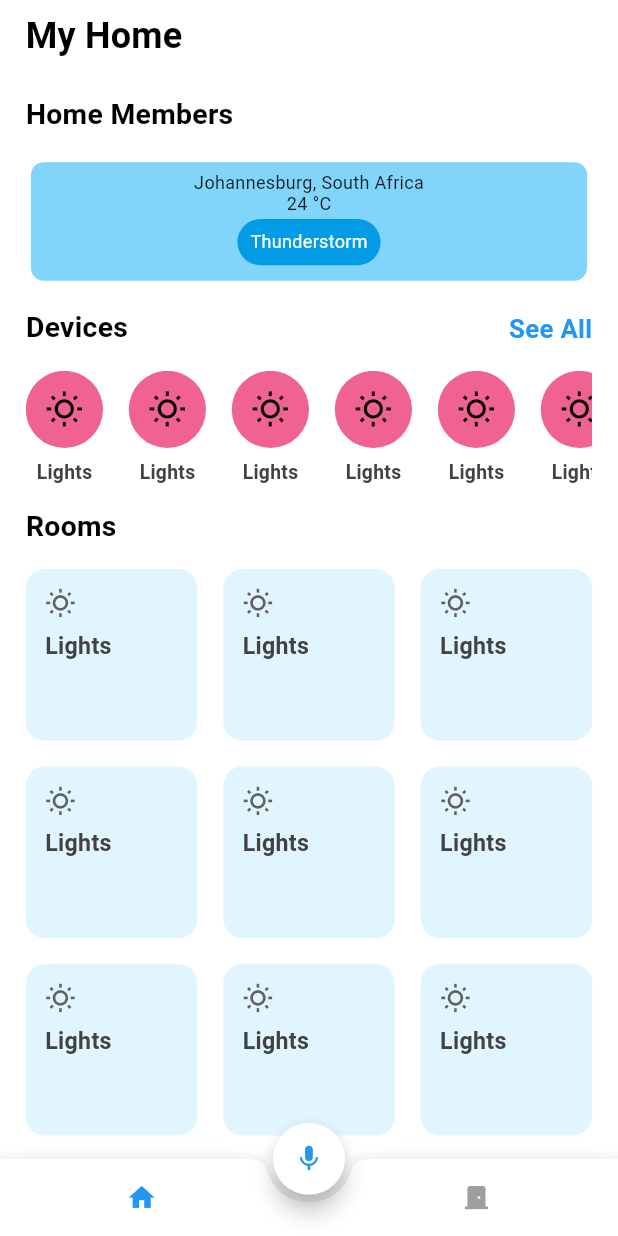
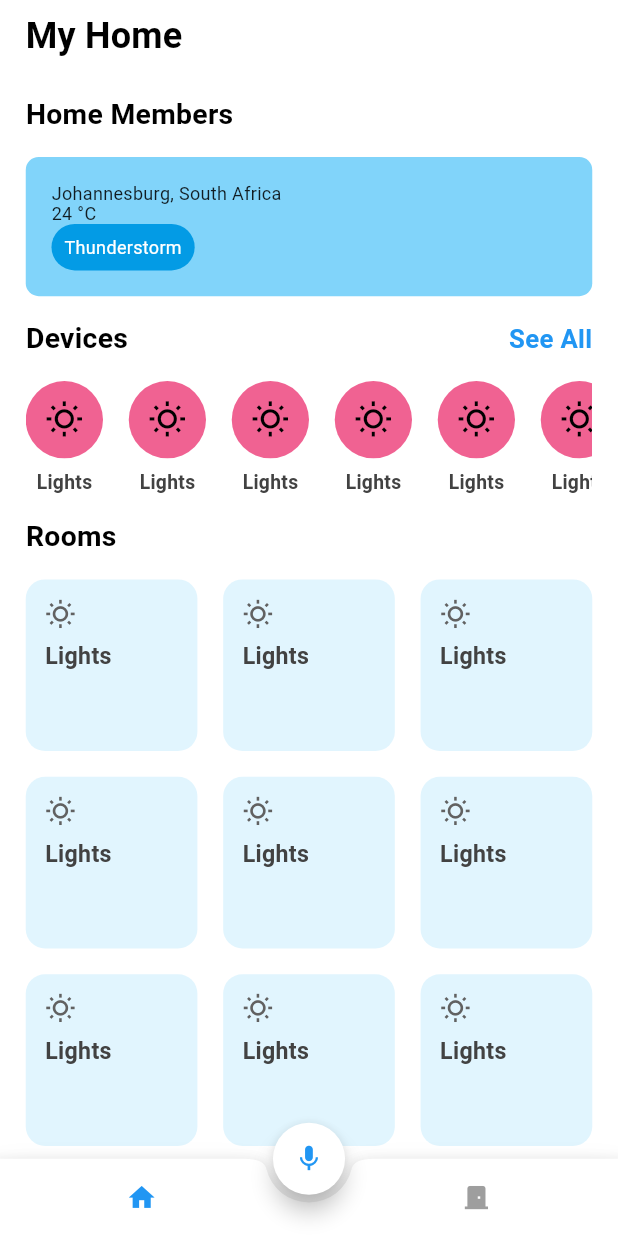
Before and after one commit to MAYasin/sync_home, a Flutter app: the screen it shows after launch, on a phone screen of 412 x 824 dp. Run offline on Flutter 3.47's test engine with Material 2 defaults, Android fonts, the phone set to English and light mode, and no system bars; our stand-ins replace get, google_fonts, responsive_framework.

Commit message:
trying getx navigation

```diff
--- /dev/null
+++ b/lib/ui/components/weather_card/weather_card.dart
@@ -0,0 +1,56 @@
+import 'package:flutter/material.dart';
+import 'package:get/get.dart';
+import 'package:sync_home/ui/shared/weather_view/weather_view.dart';
+import 'package:sync_home/ui/views/home_view/home_view.dart';
+
+class WeatherCard extends StatelessWidget {
+  const WeatherCard({
+    Key? key,
+  }) : super(key: key);
+
+  @override
+  Widget build(BuildContext context) {
+    return GestureDetector(
+      onTap: () {
+        Get.to(
+          HomeView(),
+        );
+      },
+      child: Card(
+        margin: const EdgeInsets.all(0),
+        shape: RoundedRectangleBorder(
+          borderRadius: BorderRadius.circular(10),
+        ),
+        color: Colors.lightBlue[200],
+        elevation: 0,
+        child: Padding(
+          padding: const EdgeInsets.all(20.0),
+          child: Column(
+            crossAxisAlignment: CrossAxisAlignment.start,
+            children: [
+              const Text('Johannesburg, South Africa'),
+              const Text('24 °C'),
+              Card(
+                margin: const EdgeInsets.all(0),
+                elevation: 0,
+                shape: RoundedRectangleBorder(
+                  borderRadius: BorderRadius.circular(40),
+                ),
+                color: Colors.lightBlue[600],
+                child: const Padding(
+                  padding: EdgeInsets.all(10.0),
+                  child: Text(
+                    'Thunderstorm',
+                    style: TextStyle(
+                      color: Colors.white,
+                    ),
+                  ),
+                ),
+              ),
+            ],
+          ),
+        ),
+      ),
+    );
+  }
+}
--- a/lib/ui/views/home_view/home_view.dart
+++ b/lib/ui/views/home_view/home_view.dart
@@ -1,5 +1,6 @@
 import 'package:flutter/material.dart';
 import 'package:flutter/services.dart';
+import 'package:sync_home/ui/components/weather_card/weather_card.dart';
 
 class HomeView extends StatelessWidget {
   const HomeView({Key? key}) : super(key: key);
@@ -26,40 +27,9 @@ class HomeView extends StatelessWidget {
             const SizedBox(
               height: 20,
             ),
-            SizedBox(
+            const SizedBox(
               width: double.infinity,
-              child: Card(
-                shape: RoundedRectangleBorder(
-                  borderRadius: BorderRadius.circular(10),
-                ),
-                color: Colors.lightBlue[200],
-                elevation: 0,
-                child: Padding(
-                  padding: const EdgeInsets.all(8.0),
-                  child: Column(
-                    children: [
-                      const Text('Johannesburg, South Africa'),
-                      const Text('24 °C'),
-                      Card(
-                        elevation: 0,
-                        shape: RoundedRectangleBorder(
-                          borderRadius: BorderRadius.circular(40),
-                        ),
-                        color: Colors.lightBlue[600],
-                        child: const Padding(
-                          padding: EdgeInsets.all(10.0),
-                          child: Text(
-                            'Thunderstorm',
-                            style: TextStyle(
-                              color: Colors.white,
-                            ),
-                          ),
-                        ),
-                      ),
-                    ],
-                  ),
-                ),
-              ),
+              child: WeatherCard(),
             ),
           ],
         ),
@@ -136,7 +106,10 @@ class HomeView extends StatelessWidget {
         GridView.count(
           physics: const NeverScrollableScrollPhysics(),
           shrinkWrap: true,
-          crossAxisCount: MediaQuery.of(context).orientation == Orientation.portrait ? 3 : 4,
+          crossAxisCount:
+              MediaQuery.of(context).orientation == Orientation.portrait
+                  ? 3
+                  : 4,
           mainAxisSpacing: 20,
           crossAxisSpacing: 20,
           children: [
--- a/lib/ui/views/main_view.dart
+++ b/lib/ui/views/main_view.dart
@@ -6,14 +6,13 @@ import 'package:sync_home/ui/views/main_view_controller.dart';
 
 class MainView extends StatefulWidget {
   MainView({Key? key}) : super(key: key);
-  MainViewController controller = Get.put(MainViewController());
+  final MainViewController controller = Get.put(MainViewController());
 
   @override
   _MainViewState createState() => _MainViewState();
 }
 
 class _MainViewState extends State<MainView> {
-
   @override
   Widget build(BuildContext context) {
     return GetBuilder<MainViewController>(builder: (_) {
@@ -70,8 +69,8 @@ class _MainViewState extends State<MainView> {
                 InkWell(
                   highlightColor: Colors.grey[300],
                   onTap: () {
-                      HapticFeedback.vibrate();
-                      _.changeTabIndex(1);
+                    HapticFeedback.vibrate();
+                    _.changeTabIndex(1);
                   },
                   child: SizedBox(
                     width: MediaQuery.of(context).size.width / 2,
```
Also changed, not shown: lib/ui/shared/weather_view/weather_view.dart (added, +23 -0 lines).
